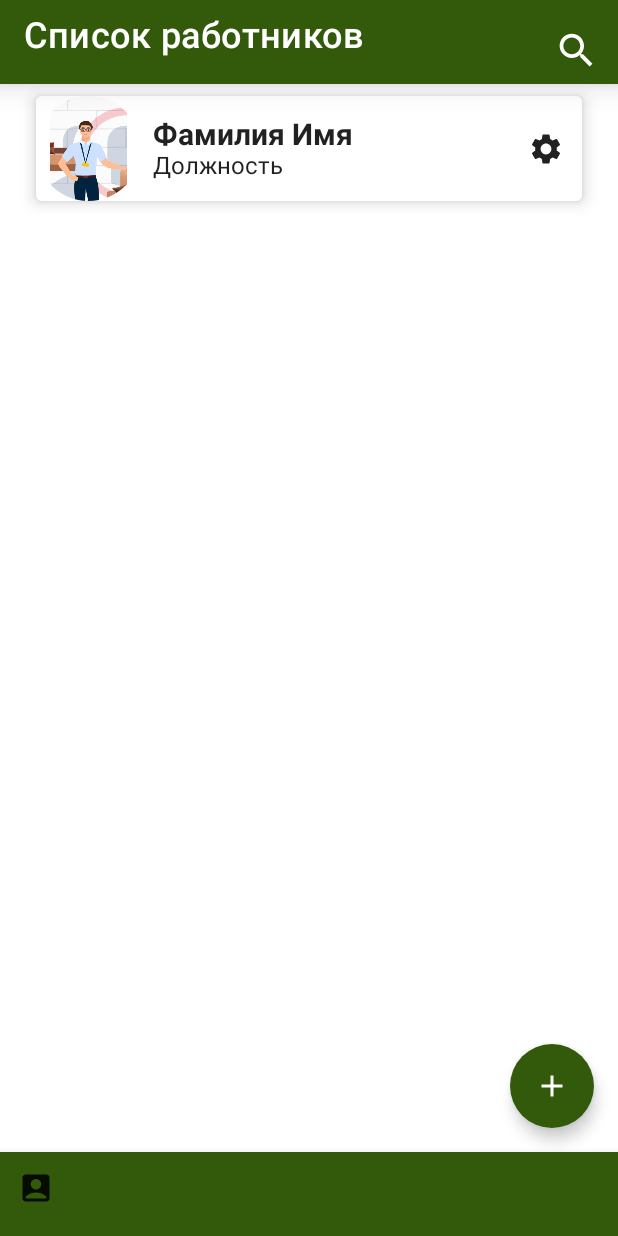
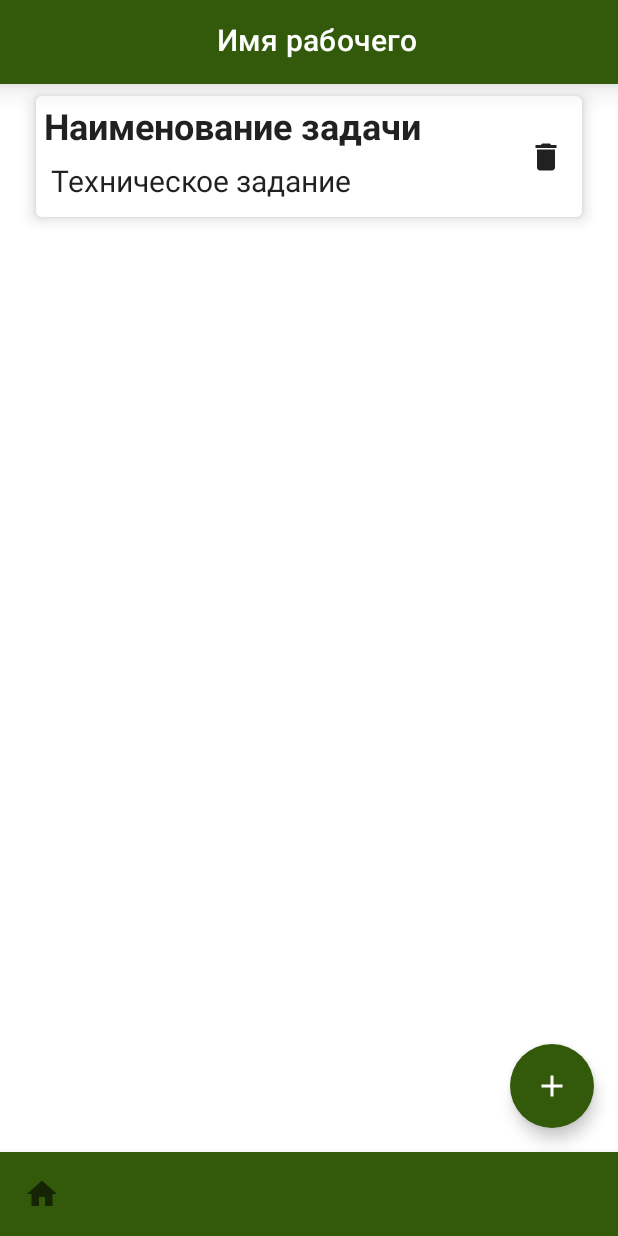
Before and after one commit to IVANZHEGALIN/CedarShop1, an Android app built with Jetpack Compose: the AdminScreen screen opened through its navigation route, after a tap on "Фамилия Имя", on a phone screen of 412 x 824 dp. Run offline under Robolectric (Android 15) with nearby library versions, the phone set to English and light mode, and no system bars.

Commit message:
добавил эран для просмотра состояния задания

```diff
--- a/app/src/main/java/com/example/cedarshop/navigation/CedarNavHost.kt
+++ b/app/src/main/java/com/example/cedarshop/navigation/CedarNavHost.kt
@@ -10,7 +10,7 @@ sealed class NavRoute(val route: String) {
     object StartInfo : NavRoute("start_info_screen")
     object Main : NavRoute("main_screen")
     object Admin : NavRoute("admin_screen")
-    object AdminTaskStatus: NavRoute("admin_task_status_screen")
+    object ControlWorkerTask: NavRoute("control_worker_task_screen")
     object AddNewWorker : NavRoute("add_naw_worker_screen")
     object AddNewTaskWorker : NavRoute("add_new_task_worker_screen")
     object Worker : NavRoute("worker_screen")
@@ -28,7 +28,7 @@ fun CedarNavHost() {
         composable(NavRoute.StartInfo.route) { StartInfoScreen(navController = navController) }
         composable(NavRoute.Main.route) { MainScreen(navController = navController) }
         composable(NavRoute.Admin.route) { AdminScreen(navController = navController) }
-        composable(NavRoute.AdminTaskStatus.route) { AdminTaskStatusScreen(navController = navController) }
+        composable(NavRoute.ControlWorkerTask.route) { ControlWorkerTaskScreen(navController = navController) }
         composable(NavRoute.AddNewWorker.route) { AddNewWorkerScreen(navController = navController) }
         composable(NavRoute.AddNewTaskWorker.route) { AddNewTaskWorkerScreen(navController = navController) }
         composable(NavRoute.Worker.route) { WorkerScreen(navController = navController) }
--- a/app/src/main/java/com/example/cedarshop/screens/AddNewWorkerScreen.kt
+++ b/app/src/main/java/com/example/cedarshop/screens/AddNewWorkerScreen.kt
@@ -87,7 +87,7 @@ fun AddNewWorkerScreen(navController: NavHostController) {
 
 @Preview(showBackground = true)
 @Composable
-fun prevAddNewWorkerScreen() {
+fun PrevAddNewWorkerScreen() {
     AddNewWorkerScreen(navController = rememberNavController())
 }
 
--- a/app/src/main/java/com/example/cedarshop/screens/AdminSreen.kt
+++ b/app/src/main/java/com/example/cedarshop/screens/AdminSreen.kt
@@ -109,7 +109,7 @@ fun WorkerItem(title: String, subtitle: String, navController: NavHostController
         modifier = androidx.compose.ui.Modifier
             .fillMaxWidth()
             .padding(vertical = 8.dp, horizontal = 24.dp)
-            .clickable { },
+            .clickable { navController.navigate(route = NavRoute.ControlWorkerTask.route)},
         elevation = 6.dp
     ) {
         Row(verticalAlignment = Alignment.CenterVertically) {
--- /dev/null
+++ b/app/src/main/java/com/example/cedarshop/screens/ControlWorkerTaskScreen.kt
@@ -0,0 +1,124 @@
+package com.example.cedarshop.screens
+
+import androidx.compose.foundation.clickable
+import androidx.compose.foundation.layout.*
+import androidx.compose.material.*
+import androidx.compose.material.icons.Icons
+import androidx.compose.material.icons.filled.Add
+import androidx.compose.material.icons.filled.Delete
+import androidx.compose.material.icons.filled.Home
+import androidx.compose.runtime.Composable
+import androidx.compose.ui.Alignment
+import androidx.compose.ui.Modifier
+import androidx.compose.ui.graphics.Color
+import androidx.compose.ui.text.font.FontWeight
+import androidx.compose.ui.tooling.preview.Preview
+import androidx.compose.ui.unit.dp
+import androidx.compose.ui.unit.sp
+import androidx.navigation.NavHostController
+import androidx.navigation.compose.rememberNavController
+import com.example.cedarshop.navigation.NavRoute
+import com.example.cedarshop.ui.theme.CedarShopTheme
+import com.example.cedarshop.ui.theme.DarkGreen
+
+@Composable
+fun ControlWorkerTaskScreen(navController: NavHostController) {
+    Scaffold(
+        topBar = {
+            TopAppBar(
+                title = {
+                    Row(
+                        Modifier
+                            .fillMaxSize()
+                            .padding(top = 15.dp),
+                        horizontalArrangement = Arrangement.Center
+                    )
+
+                    {
+                        Text(
+                            text = "Имя рабочего",
+                        )
+                    }
+
+                },
+                backgroundColor = DarkGreen,
+                contentColor = Color.White,
+                elevation = 12.dp
+            )
+        },
+        floatingActionButton = {
+            FloatingActionButton(
+                content = {
+                    Icon(Icons.Filled.Add, contentDescription = "Добавить")
+                },
+                onClick = { },
+                backgroundColor = DarkGreen,
+                contentColor = Color.White,
+            )
+        },
+        bottomBar = {
+            BottomAppBar(backgroundColor = DarkGreen) {
+                IconButton(onClick = { navController.navigate(route = NavRoute.Admin.route) }) {
+                    Icon(
+                        Icons.Filled.Home,
+                        contentDescription = "Главная страница"
+                    )
+                }
+            }
+        }
+    )
+    {
+        Column {
+            StatusTaskItem(title = "", subtitle = "", navController = navController)
+        }
+    }
+}
+
+
+@Preview(showBackground = true)
+@Composable
+fun PrevControlWorkerTaskScreen() {
+    CedarShopTheme {
+        ControlWorkerTaskScreen(navController = rememberNavController())
+    }
+}
+
+
+@Composable
+fun StatusTaskItem(title: String, subtitle: String, navController: NavHostController) {
+    Card(
+        modifier = Modifier
+            .fillMaxWidth()
+            .padding(vertical = 8.dp, horizontal = 24.dp)
+            .clickable { navController.navigate(route = NavRoute.AddNewTaskWorker.route) },
+        elevation = 6.dp
+    ) {
+        Row(verticalAlignment = Alignment.CenterVertically) {
+            Column(
+                modifier = Modifier
+                    .padding(vertical = 2.dp),
+                horizontalAlignment = Alignment.Start
+            ) {
+                Text(
+                    text = "Наименование задачи",
+                    fontSize = 24.sp,
+                    fontWeight = FontWeight.Bold,
+                    modifier = Modifier.padding(start = 5.dp, top = 5.dp, bottom = 10.dp)
+                )
+                Text(
+                    text = "Техническое задание",
+                    fontSize = 20.sp,
+                    modifier = Modifier.padding(start = 10.dp, bottom = 10.dp)
+                )
+
+            }
+            Spacer(modifier = Modifier.weight(1f, true))
+            IconButton(onClick = { }) {
+                Icon(
+                    Icons.Filled.Delete,
+                    contentDescription = "Удалить"
+                )
+            }
+        }
+    }
+}
```
Also changed, not shown: app/src/main/java/com/example/cedarshop/screens/AddNewTaskWorkerScreen.kt (+76 -3 lines), app/src/main/java/com/example/cedarshop/screens/AdminTaskStatusScreen.kt (deleted, +0 -23 lines).
